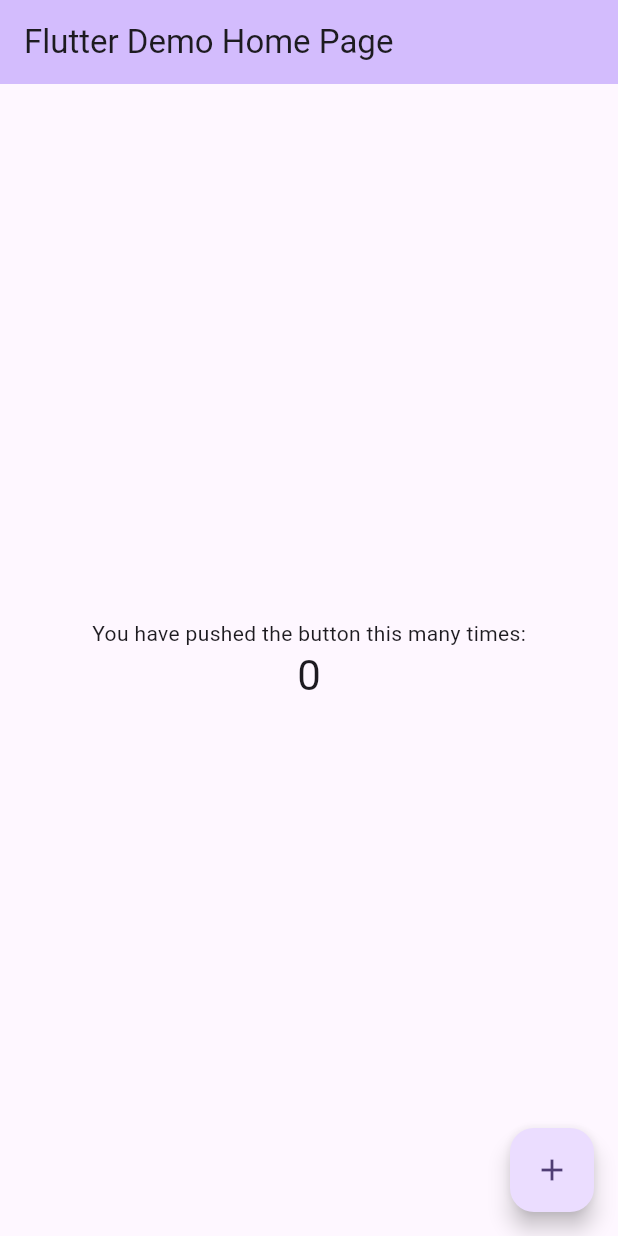
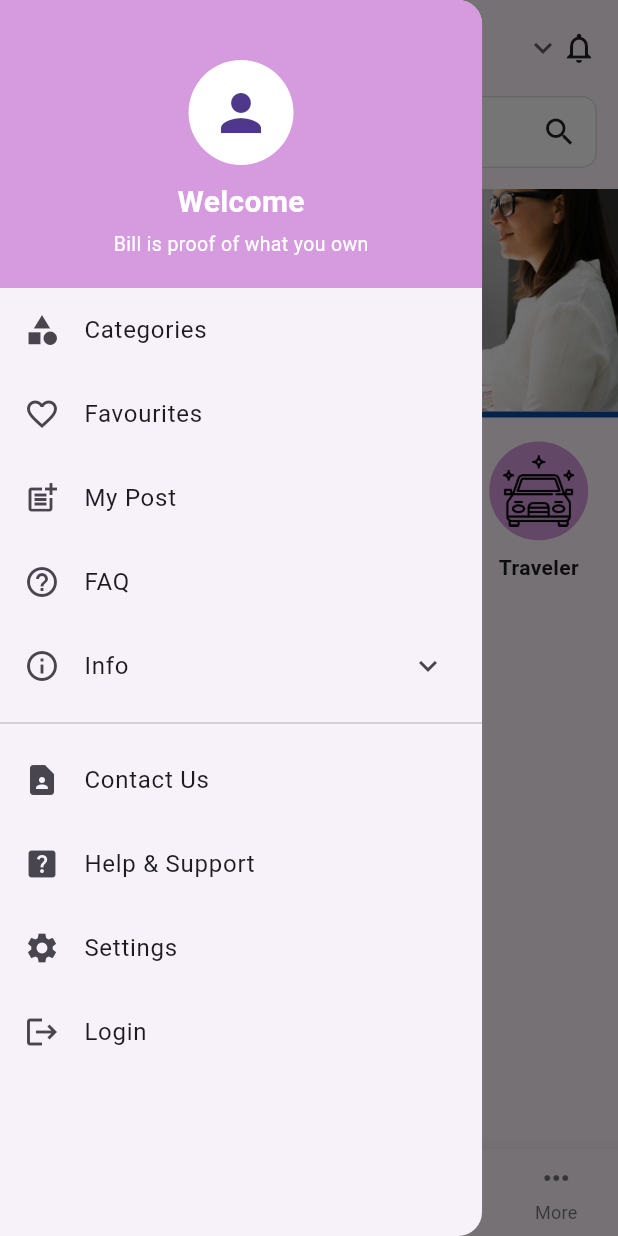
Before and after one commit to Nihil007/billing, a Flutter app: the screen it shows after launch, with the side drawer open (before the commit the screen has no drawer), on a phone screen of 412 x 824 dp. Run offline on Flutter 3.47's test engine with Material 3 defaults, Android fonts, the phone set to English and light mode, and no system bars.

```diff
--- a/billing_app/lib/main.dart
+++ b/billing_app/lib/main.dart
@@ -1,4 +1,5 @@
 import 'package:flutter/material.dart';
+import 'screens/home_page.dart';
 
 void main() {
   runApp(const MyApp());
@@ -6,117 +7,13 @@ void main() {
 
 class MyApp extends StatelessWidget {
   const MyApp({super.key});
-
-  // This widget is the root of your application.
   @override
   Widget build(BuildContext context) {
     return MaterialApp(
-      title: 'Flutter Demo',
-      theme: ThemeData(
-        // This is the theme of your application.
-        //
-        // TRY THIS: Try running your application with "flutter run". You'll see
-        // the application has a purple toolbar. Then, without quitting the app,
-        // try changing the seedColor in the colorScheme below to Colors.green
-        // and then invoke "hot reload" (save your changes or press the "hot
-        // reload" button in a Flutter-supported IDE, or press "r" if you used
-        // the command line to start the app).
-        //
-        // Notice that the counter didn't reset back to zero; the application
-        // state is not lost during the reload. To reset the state, use hot
-        // restart instead.
-        //
-        // This works for code too, not just values: Most code changes can be
-        // tested with just a hot reload.
-        colorScheme: .fromSeed(seedColor: Colors.deepPurple),
-      ),
-      home: const MyHomePage(title: 'Flutter Demo Home Page'),
+      title: 'Billing Application',
+      debugShowCheckedModeBanner: false,
+      theme: ThemeData(primarySwatch: Colors.indigo),
+      home: const HomePage(),
     );
   }
 }
-
-class MyHomePage extends StatefulWidget {
-  const MyHomePage({super.key, required this.title});
-
-  // This widget is the home page of your application. It is stateful, meaning
-  // that it has a State object (defined below) that contains fields that affect
-  // how it looks.
-
-  // This class is the configuration for the state. It holds the values (in this
-  // case the title) provided by the parent (in this case the App widget) and
-  // used by the build method of the State. Fields in a Widget subclass are
-  // always marked "final".
-
-  final String title;
-
-  @override
-  State<MyHomePage> createState() => _MyHomePageState();
-}
-
-class _MyHomePageState extends State<MyHomePage> {
-  int _counter = 0;
-
-  void _incrementCounter() {
-    setState(() {
-      // This call to setState tells the Flutter framework that something has
-      // changed in this State, which causes it to rerun the build method below
-      // so that the display can reflect the updated values. If we changed
-      // _counter without calling setState(), then the build method would not be
-      // called again, and so nothing would appear to happen.
-      _counter++;
-    });
-  }
-
-  @override
-  Widget build(BuildContext context) {
-    // This method is rerun every time setState is called, for instance as done
-    // by the _incrementCounter method above.
-    //
-    // The Flutter framework has been optimized to make rerunning build methods
-    // fast, so that you can just rebuild anything that needs updating rather
-    // than having to individually change instances of widgets.
-    return Scaffold(
-      appBar: AppBar(
-        // TRY THIS: Try changing the color here to a specific color (to
-        // Colors.amber, perhaps?) and trigger a hot reload to see the AppBar
-        // change color while the other colors stay the same.
-        backgroundColor: Theme.of(context).colorScheme.inversePrimary,
-        // Here we take the value from the MyHomePage object that was created by
-        // the App.build method, and use it to set our appbar title.
-        title: Text(widget.title),
-      ),
-      body: Center(
-        // Center is a layout widget. It takes a single child and positions it
-        // in the middle of the parent.
-        child: Column(
-          // Column is also a layout widget. It takes a list of children and
-          // arranges them vertically. By default, it sizes itself to fit its
-          // children horizontally, and tries to be as tall as its parent.
-          //
-          // Column has various properties to control how it sizes itself and
-          // how it positions its children. Here we use mainAxisAlignment to
-          // center the children vertically; the main axis here is the vertical
-          // axis because Columns are vertical (the cross axis would be
-          // horizontal).
-          //
-          // TRY THIS: Invoke "debug painting" (choose the "Toggle Debug Paint"
-          // action in the IDE, or press "p" in the console), to see the
-          // wireframe for each widget.
-          mainAxisAlignment: .center,
-          children: [
-            const Text('You have pushed the button this many times:'),
-            Text(
-              '$_counter',
-              style: Theme.of(context).textTheme.headlineMedium,
-            ),
-          ],
-        ),
-      ),
-      floatingActionButton: FloatingActionButton(
-        onPressed: _incrementCounter,
-        tooltip: 'Increment',
-        child: const Icon(Icons.add),
-      ),
-    );
-  }
-}
--- /dev/null
+++ b/billing_app/lib/screens/home_page.dart
@@ -0,0 +1,218 @@
+import 'package:flutter/material.dart';
+import 'package:billing_app/widgets/app_drawer.dart';
+
+class HomePage extends StatefulWidget {
+  const HomePage({super.key});
+  @override
+  State<HomePage> createState() => _HomePageState();
+}
+final GlobalKey<ScaffoldState> _scaffoldKey = GlobalKey<ScaffoldState>();
+
+String _selectedState = 'Tamil Nadu';
+
+final List<String> _states = [
+  'Andhra Pradesh',
+  'Arunachal Pradesh',
+  'Assam',
+  'Bihar',
+  'Chhattisgarh',
+  'Goa',
+  'Gujarat',
+  'Haryana',
+  'Himachal Pradesh',
+  'Jharkhand',
+  'Karnataka',
+  'Kerala',
+  'Madhya Pradesh',
+  'Maharashtra',
+  'Manipur',
+  'Meghalaya',
+  'Mizoram',
+  'Nagaland',
+  'Odisha',
+  'Punjab',
+  'Rajasthan',
+  'Sikkim',
+  'Tamil Nadu',
+  'Telangana',
+  'Tripura',
+  'Uttar Pradesh',
+  'Uttarakhand',
+  'West Bengal',
+  // Union Territories
+  'Andaman & Nicobar Islands',
+  'Chandigarh',
+  'Dadra & Nagar Haveli and Daman & Diu',
+  'Delhi',
+  'Jammu & Kashmir',
+  'Ladakh',
+  'Lakshadweep',
+  'Puducherry',
+];
+
+
+class _HomePageState extends State<HomePage> {
+  int _selectedIndex = 0;
+
+  final List<Map<String, String>> categories = [
+    {'title': 'General', 'asset': 'images/bill.png'},
+    {'title': 'Construction', 'asset': 'images/construction.png'},
+    {'title': 'Supermarket', 'asset': 'images/supermart.png'},
+    {'title': 'Traveler', 'asset': 'images/traveler.png'},
+  ];
+
+  @override
+  Widget build(BuildContext context) {
+    final width = MediaQuery.of(context).size.width;
+    final double iconRadius = width * 0.08; // Responsive radius
+
+
+    return Scaffold(
+      key: _scaffoldKey,
+      drawer: const AppDrawer(),
+      body: SafeArea(
+        child: Column(
+          children: [
+            // Location + Notification
+            Padding(
+              padding: const EdgeInsets.symmetric(horizontal: 14, vertical: 8),
+              child: Row(
+                children: [
+                  const Icon(Icons.location_on_outlined),
+                  const SizedBox(width: 8),
+                  Expanded(
+                    child: DropdownButtonHideUnderline(
+                      child: DropdownButton<String>(
+                        value: _selectedState,
+                        isExpanded: true,
+                        icon: const Icon(Icons.keyboard_arrow_down),
+                        style: const TextStyle(
+                          fontSize: 18,
+                          fontWeight: FontWeight.w600,
+                          color: Colors.black,
+                        ),
+                        dropdownColor: Colors.white,
+                        items: _states.map((state) {
+                          return DropdownMenuItem<String>(
+                            value: state,
+                            child: Text(state),
+                          );
+                        }).toList(),
+                        onChanged: (String? newVal) {
+                          if (newVal == null) return;
+                          setState(() {
+                            _selectedState = newVal;
+                          });
+                        },
+                      ),
+                    ),
+                  ),
+                  const Icon(Icons.notifications_none)
+                ],
+              ),
+            ),
+
+            // Search bar
+            Padding(
+              padding: const EdgeInsets.symmetric(horizontal: 14),
+              child: Container(
+                height: 48,
+                padding: const EdgeInsets.symmetric(horizontal: 12),
+                decoration: BoxDecoration(
+                  color: Colors.white,
+                  borderRadius: BorderRadius.circular(10),
+                  border: Border.all(color: Colors.black12),
+                ),
+                child: Row(
+                  children: const [
+                    Expanded(
+                      child: TextField(
+                        decoration: InputDecoration(
+                          border: InputBorder.none,
+                          hintText: "Search products...",
+                        ),
+                      ),
+                    ),
+                    Icon(Icons.search),
+                  ],
+                ),
+              ),
+            ),
+
+            // Banner
+            Container(
+              width: double.infinity,
+              height: width * 0.36,
+              margin: const EdgeInsets.only(top: 14),
+              child: Image.asset(
+                "images/billing_software.jpg",
+                fit: BoxFit.cover,
+              ),
+            ),
+
+            Container(height: 4, color: Colors.blue.shade900),
+
+            // Categories
+            Padding(
+              padding: const EdgeInsets.only(top: 16),
+              child: SingleChildScrollView(
+                scrollDirection: Axis.horizontal,
+                child: Row(
+                  children: categories.map((cat) {
+                    return Padding(
+                      padding: const EdgeInsets.symmetric(horizontal: 12),
+                      child: Column(
+                        children: [
+                          Container(
+                            width: iconRadius * 2,
+                            height: iconRadius * 2,
+                            decoration: BoxDecoration(
+                              shape: BoxShape.circle,
+                              color: Color(0xFFD69ADE), // background color
+                            ),
+                            padding: EdgeInsets.all(iconRadius * 0.28), // adjust as needed
+                            child: Image.asset(
+                              cat['asset']!,
+                              fit: BoxFit.contain,
+                            ),
+                          ),
+                          const SizedBox(height: 8),
+                          Text(
+                            cat['title']!,
+                            style: const TextStyle(fontWeight: FontWeight.bold),
+                          )
+                        ],
+                      ),
+                    );
+                  }).toList(),
+                ),
+              ),
+            ),
+
+            const Expanded(child: SizedBox()), // Remaining white space
+          ],
+        ),
+      ),
+
+      // Bottom Nav
+      bottomNavigationBar: BottomNavigationBar(
+        currentIndex: _selectedIndex,
+          onTap: (i) {
+              if (i == 4) {
+                _scaffoldKey.currentState?.openDrawer();  // 👈 opens sidebar
+              } else {
+                setState(() => _selectedIndex = i);
+              }
+            },
+        type: BottomNavigationBarType.fixed,
+        items: const [
+          BottomNavigationBarItem(icon: Icon(Icons.home), label: "Home"),
+          BottomNavigationBarItem(icon: Icon(Icons.chat), label: "Chat"),
+          BottomNavigationBarItem(icon: Icon(Icons.add_circle_outline), label: "Sell"),
+          BottomNavigationBarItem(icon: Icon(Icons.insights), label: "Status"),
+          BottomNavigationBarItem(icon: Icon(Icons.more_horiz), label: "More"),
+        ],
+      ),
+    );
+  }
+}
--- /dev/null
+++ b/billing_app/lib/widgets/app_drawer.dart
@@ -0,0 +1,130 @@
+import 'package:flutter/material.dart';
+import 'package:billing_app/widgets/info/about_us.dart';
+
+class AppDrawer extends StatefulWidget {
+  const AppDrawer({super.key});
+
+  @override
+  State<AppDrawer> createState() => _AppDrawerState();
+}
+
+class _AppDrawerState extends State<AppDrawer> {
+  bool infoExpanded = false;
+
+  @override
+  Widget build(BuildContext context) {
+    return Drawer(
+      width: MediaQuery.of(context).size.width * 0.78,
+      child: Column(
+        children: [
+          // ---------------- HEADER ----------------
+          Container(
+            width: double.infinity,
+            padding: const EdgeInsets.only(top: 40, bottom: 20),
+            color: const Color(0xFFD69ADE),
+            child: Column(
+              children: const [
+                CircleAvatar(
+                  radius: 35,
+                  backgroundColor: Colors.white,
+                  child: Icon(Icons.person, size: 40),
+                ),
+                SizedBox(height: 10),
+                Text(
+                  "Welcome",
+                  style: TextStyle(
+                    fontSize: 20,
+                    color: Colors.white,
+                    fontWeight: FontWeight.bold,
+                  ),
+                ),
+                SizedBox(height: 4),
+                Text(
+                  "Bill is proof of what you own",
+                  style: TextStyle(
+                    fontSize: 13,
+                    color: Colors.white,
+                  ),
+                ),
+              ],
+            ),
+          ),
+
+          // MAIN MENU LIST
+          Expanded(
+            child: ListView(
+              padding: EdgeInsets.zero,
+              children: [
+                _menuTile(Icons.category, "Categories", () {
+                  // handle tap
+                }),
+                _menuTile(Icons.favorite_border, "Favourites", () {}),
+                _menuTile(Icons.post_add, "My Post", () {}),
+                _menuTile(Icons.help_outline, "FAQ", () {}),
+
+                // ---------------- INFO EXPANDABLE ----------------
+                ListTile(
+                  leading: const Icon(Icons.info_outline),
+                  title: const Text("Info"),
+                  trailing: Icon(
+                    infoExpanded ? Icons.expand_less : Icons.expand_more,
+                  ),
+                  onTap: () {
+                    setState(() => infoExpanded = !infoExpanded);
+                  },
+                ),
+
+                if (infoExpanded) ...[
+                  _subMenu("EULA"),
+                  _subMenu("Privacy Policy"),
+                  _subMenu("Terms of Service"),
+                  _subMenu(
+                    "About Us",
+                    () {
+                      Navigator.pop(context);
+                      Navigator.push(
+                        context,
+                        MaterialPageRoute(
+                          builder: (_) => const AboutUsScreen(),
+                        ),
+                      );
+                    },
+                  ),
+                  _subMenu("Shipping Policy"),
+                ],
+
+                const Divider(height: 20),
+
+                _menuTile(Icons.contact_page, "Contact Us", () {}),
+                _menuTile(Icons.help_center, "Help & Support", () {}),
+                _menuTile(Icons.settings, "Settings", () {}),
+                _menuTile(Icons.logout, "Login", () {}),
+              ],
+            ),
+          ),
+        ],
+      ),
+    );
+  }
+
+  // ---------------- REUSABLE MENU TILE ----------------
+  Widget _menuTile(IconData icon, String title, VoidCallback onTap) {
+    return ListTile(
+      leading: Icon(icon),
+      title: Text(title),
+      onTap: onTap,
+    );
+  }
+
+  // ---------------- SUBMENU STYLE (accepts optional onTap) ----------------
+  Widget _subMenu(String title, [VoidCallback? onTap]) {
+    return Padding(
+      padding: const EdgeInsets.only(left: 60),
+      child: ListTile(
+        leading: const Icon(Icons.shield_outlined, size: 20),
+        title: Text(title, style: const TextStyle(fontSize: 14)),
+        onTap: onTap,
+      ),
+    );
+  }
+}
--- /dev/null
+++ b/billing_app/lib/widgets/info/about_us.dart
@@ -0,0 +1,85 @@
+import 'package:flutter/material.dart';
+
+class AboutUsScreen extends StatelessWidget {
+  const AboutUsScreen({super.key});
+
+  @override
+  Widget build(BuildContext context) {
+    return Scaffold(
+      backgroundColor: const Color(0xFFF9F1FF), // light purple background
+      body: Column(
+        crossAxisAlignment: CrossAxisAlignment.start,
+        children: [
+
+          // ---------------- TOP BLUE GRADIENT BAR ----------------
+          Container(
+            width: double.infinity,
+            padding: const EdgeInsets.only(top: 60, left: 15, right: 15, bottom: 40),
+            decoration: const BoxDecoration(
+              color: Color(0xFFD69ADE),
+              borderRadius: BorderRadius.only(
+                bottomLeft: Radius.circular(20),
+                bottomRight: Radius.circular(20),
+              ),
+            ),
+            child: Row(
+              mainAxisAlignment: MainAxisAlignment.spaceBetween,
+              children: [
+                // Back Arrow + Title
+                Row(
+                  children: [
+                    GestureDetector(
+                      onTap: () => Navigator.pop(context),
+                      child: const Icon(Icons.arrow_back, color: Colors.white, size: 26),
+                    ),
+                    const SizedBox(width: 10),
+                    const Text(
+                      "About Us",
+                      style: TextStyle(
+                        color: Colors.white,
+                        fontSize: 20,
+                        fontWeight: FontWeight.bold,
+                      ),
+                    ),
+                  ],
+                ),
+              ],
+            ),
+          ),
+
+
+          const SizedBox(height: 20),
+
+          // ---------------- CONTENT CARD ----------------
+          Padding(
+            padding: const EdgeInsets.symmetric(horizontal: 16),
+            child: Container(
+              padding: const EdgeInsets.all(18),
+              decoration: BoxDecoration(
+                color: Colors.white,
+                borderRadius: BorderRadius.circular(14),
+                boxShadow: [
+                  BoxShadow(
+                    color: Colors.black12,
+                    blurRadius: 6,
+                    offset: const Offset(0, 2),
+                  ),
+                ],
+              ),
+              child: const Text(
+                "About Us\n\n"
+                "This is billing application."
+                " Developed by HIG Ai Automation",
+                style: TextStyle(
+                  fontSize: 15,
+                  height: 1.5,
+                  color: Colors.black87,
+                ),
+              ),
+            ),
+          ),
+        ],
+      ),
+    );
+  }
+}
```
Also changed, not shown: billing_app/pubspec.yaml (+8 -3 lines), billing_app/images/bill.png (added), billing_app/images/billing_software.jpg (added), billing_app/images/construction.png (added), billing_app/images/supermart.png (added), billing_app/images/traveler.png (added).
